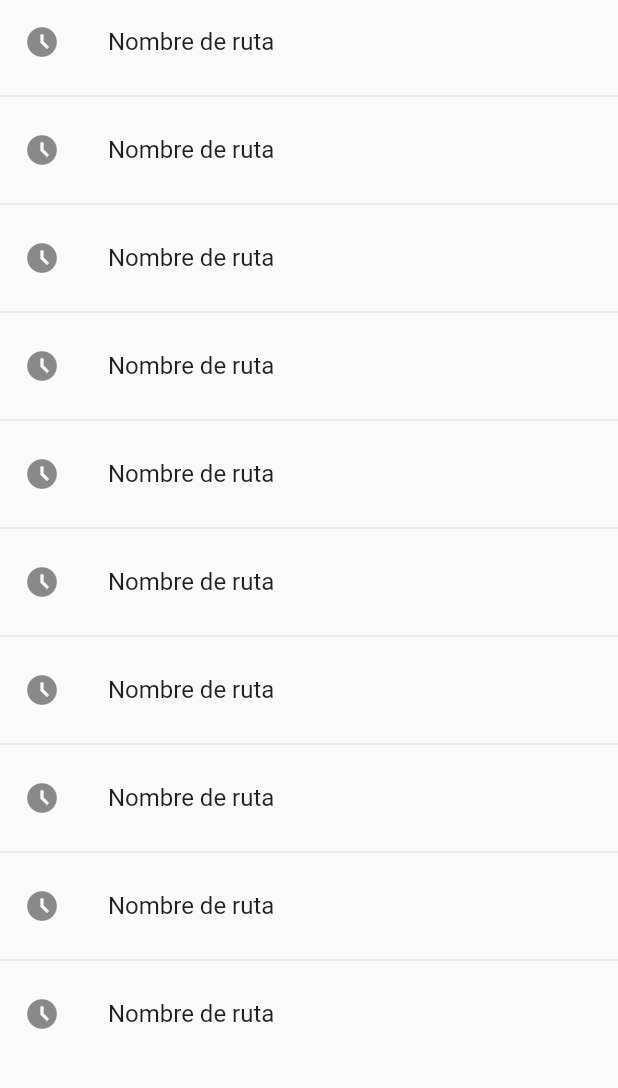
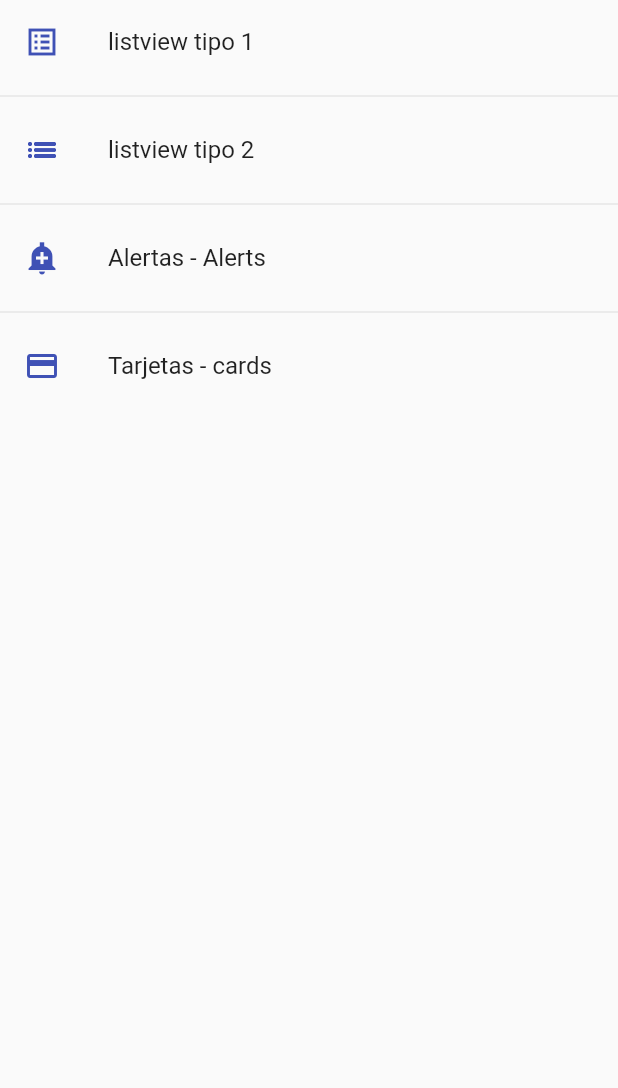
Before and after one commit to MarcosCM2000/componentes_app, a Flutter app: the HomeScreen screen opened directly, on a phone screen of 412 x 824 dp, the part 84-1172 px from its top. Run offline on Flutter 3.47's test engine with Material 2 defaults, Android fonts, the phone set to English and light mode, and no system bars.

Commit message:
metodo para agregar rutas de la app

```diff
--- a/lib/main.dart
+++ b/lib/main.dart
@@ -19,7 +19,7 @@ class MyApp extends StatelessWidget {
         primarySwatch: Colors.blue,
       ),
       initialRoute: AppRoutes.initialRoute,
-      routes: AppRoutes.routes,
+      routes: AppRoutes.getAppRoutes(),
       onGenerateRoute: AppRoutes.onGenerateRoute,
     );
   }
--- a/lib/router/app_routes.dart
+++ b/lib/router/app_routes.dart
@@ -17,7 +17,7 @@ class AppRoutes {
         route: 'listview2',
         icon: Icons.list_outlined,
         name: 'listview tipo 2',
-        screen: const ListView1Screen()),
+        screen: const ListView2Screen()),
     MenuOption(
         route: 'alert',
         icon: Icons.add_alert_sharp,
@@ -29,11 +29,22 @@ class AppRoutes {
         name: 'Tarjetas - cards',
         screen: const CardScreen()),
   ];
-  static Map<String, Widget Function(BuildContext)> routes = {
+
+  static Map<String, Widget Function(BuildContext)> getAppRoutes() {
+    Map<String, Widget Function(BuildContext)> appRoutes = {};
+    for (final option in menuOptions) {
+      appRoutes.addAll({option.route: (BuildContext context) => option.screen});
+    }
+    return appRoutes;
+  }
+
+  /*static Map<String, Widget Function(BuildContext)> routes = {
+    'alert': (context) => const AlertScreen(),
+    'card': (context) => const CardScreen(),
     'home': (context) => const HomeScreen(),
     'listview1': (context) => const ListView1Screen(),
     'listview2': (context) => const ListView2Screen(),
-  };
+  };*/
   static Route<dynamic> onGenerateRoute(RouteSettings settings) {
     return MaterialPageRoute(builder: (context) => const AlertScreen());
   }
--- a/lib/screens/home_screen.dart
+++ b/lib/screens/home_screen.dart
@@ -1,6 +1,6 @@
 import 'package:flutter/material.dart';
 
-import 'package:componentes_app/screens/screens.dart';
+import 'package:componentes_app/router/app_routes.dart';
 
 class HomeScreen extends StatelessWidget {
   const HomeScreen({Key? key}) : super(key: key);
@@ -16,16 +16,17 @@ class HomeScreen extends StatelessWidget {
         ),
         body: ListView.separated(
             itemBuilder: ((context, index) => ListTile(
-                  leading: const Icon(Icons.access_time_filled_outlined),
-                  title: const Text('Nombre de ruta'),
+                  leading: Icon(
+                    AppRoutes.menuOptions[index].icon,
+                    color: Colors.indigo,
+                  ),
+                  title: Text(AppRoutes.menuOptions[index].name),
                   onTap: () {
-                    /*final route = MaterialPageRoute(
-                        builder: ((context) => const ListView1Screen()));
-                    Navigator.push(context, route);*/
-                    Navigator.pushNamed(context, 'alert');
+                    Navigator.pushNamed(
+                        context, AppRoutes.menuOptions[index].route);
                   },
                 )),
             separatorBuilder: ((context, index) => const Divider()),
-            itemCount: 10));
+            itemCount: AppRoutes.menuOptions.length));
   }
 }
```
